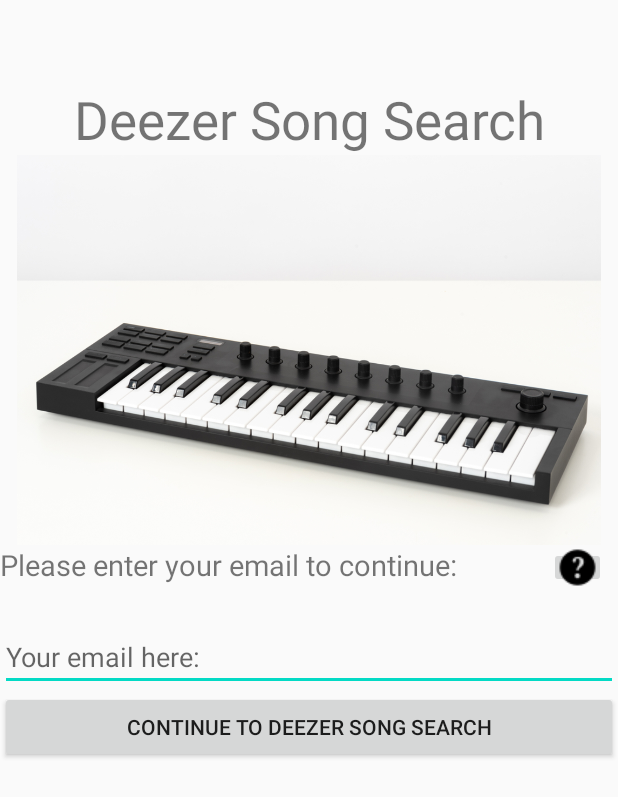
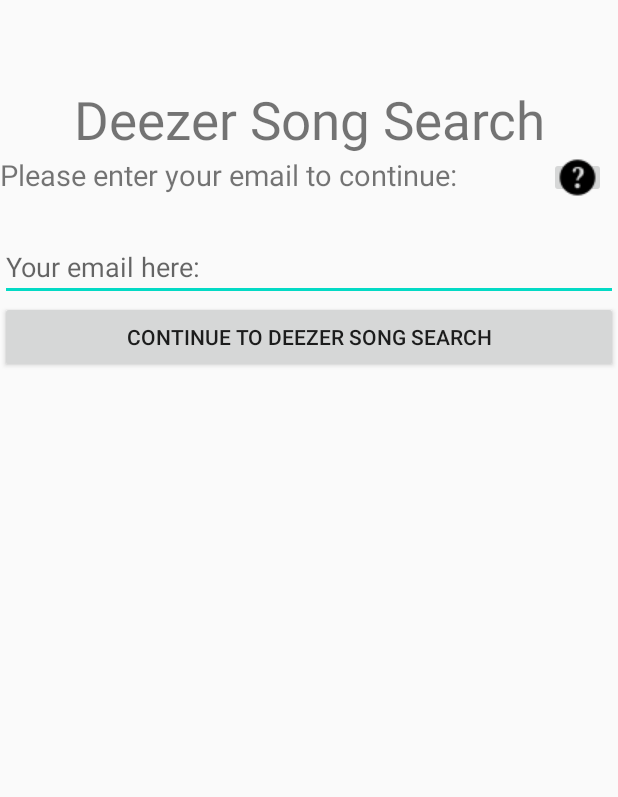
Before and after one commit to CarmenLuong/FinalProject, an Android app: the layout activity_deezer_search.xml on its own in the app's theme, with its tools: preview values and no code run, on a phone screen of 412 x 824 dp. Shown: the top 797 px of the screen. Run offline under Robolectric (Android 15) with nearby library versions, the light colour scheme and no system bars.

Commit message:
WIP deezer branch - "complete"

```diff
--- a/app/src/main/java/com/example/finalproject/DeezerArtistClass.java
+++ b/app/src/main/java/com/example/finalproject/DeezerArtistClass.java
@@ -7,6 +7,10 @@
     String albumName;
     Bitmap albumCover;
     Long id;
+
+    public DeezerArtistClass(String title){
+        this.title = title;
+    }
 
     public DeezerArtistClass(Long id, String title){
         this.id = id;
--- a/app/src/main/java/com/example/finalproject/DeezerDatabase.java
+++ b/app/src/main/java/com/example/finalproject/DeezerDatabase.java
@@ -7,7 +7,7 @@
 public class DeezerDatabase extends SQLiteOpenHelper {
 
     protected final static String DATABASE_NAME = "DeezerDB";
-    protected final static int VERSION_NUM = 1;
+    protected final static int VERSION_NUM = 2;
     public final static String TABLE_NAME = "DEEZER_TABLE";
     public final static String COL_SEARCH_TITLE = "TITLE";
     public final static String COL_ID = "_id";
--- a/app/src/main/res/layout/activity_deezer_search.xml
+++ b/app/src/main/res/layout/activity_deezer_search.xml
@@ -36,18 +36,11 @@
                 android:textAlignment="center"
                 android:textSize="35dp" />
 
-            <ImageView
-                android:id="@+id/deezerimg"
-                android:layout_width="match_parent"
-                android:layout_height="260dp"
-                android:layout_below="@+id/mainemailpagetextview"
-                app:srcCompat="@drawable/deezer_banner" />
-
             <ImageButton
                 android:id="@+id/questionButton"
                 android:layout_width="38dp"
                 android:layout_height="27dp"
-                android:layout_below="@+id/deezerimg"
+                android:layout_below="@+id/mainemailpagetextview"
                 android:layout_marginLeft="-46dp"
                 android:layout_marginTop="1dp"
                 android:layout_toRightOf="@+id/DeezerEmail"
@@ -73,7 +66,7 @@
                 android:id="@+id/enterEmailText"
                 android:layout_width="wrap_content"
                 android:layout_height="wrap_content"
-                android:layout_below="@+id/deezerimg"
+                android:layout_below="@+id/mainemailpagetextview"
                 android:layout_marginTop="0dp"
                 android:text="@string/enterYaEmail"
                 android:textSize="19dp" />
--- a/app/src/main/res/values/strings.xml
+++ b/app/src/main/res/values/strings.xml
@@ -48,5 +48,5 @@
     <string name="albumNameTextField">Album Name:</string>
     <string name="albumCoverImageView">Cover Art:</string>
     <string name="deezerDeleteButton">Delete?</string>
-    <string name="deezerSaveButton">Save?</string>
+    <string name="deezerSaveButton">Clear</string>
 </resources>
```
Also changed, not shown: app/src/main/java/com/example/finalproject/DeezerActivity.java (+11 -7 lines), app/src/main/java/com/example/finalproject/DeezerListView.java (+47 -4 lines), 1 other file.
